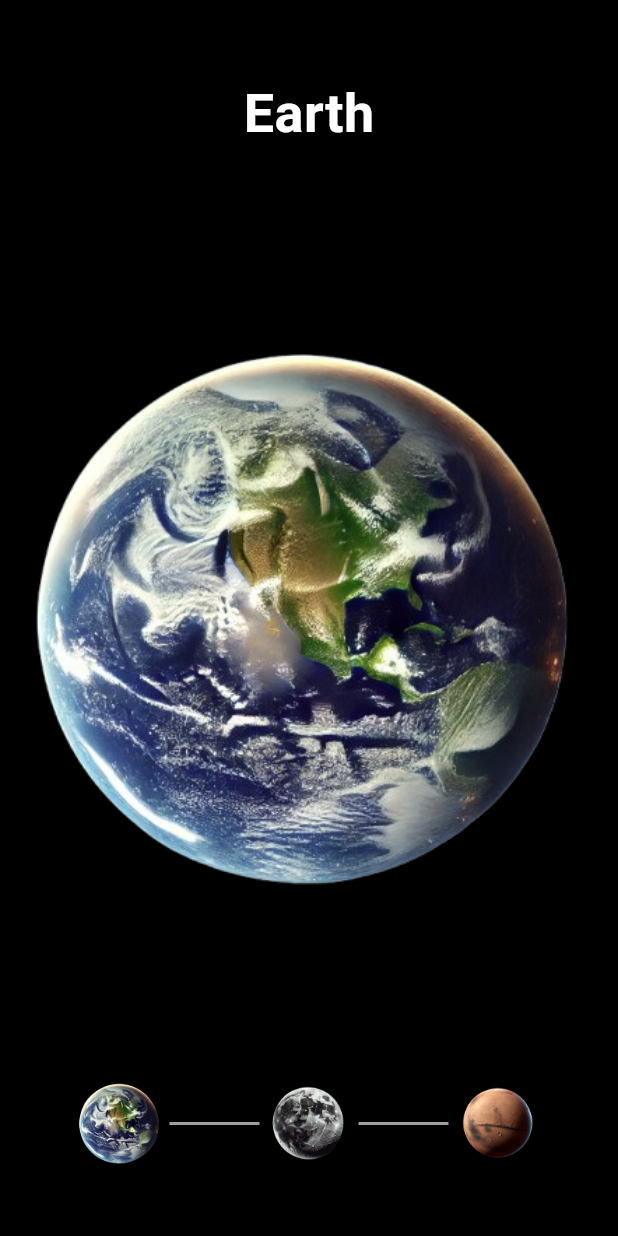
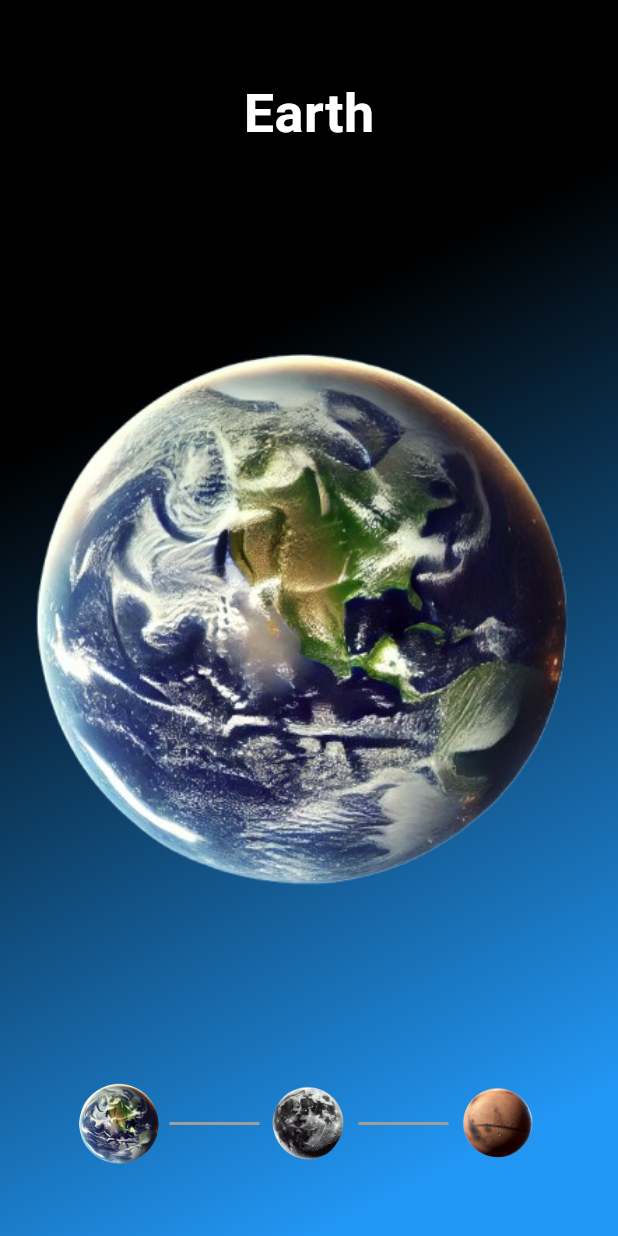
Before and after one commit to sz-adam/flutter-exercises, a Flutter app: the screen it shows after launch, on a phone screen of 412 x 824 dp. Run offline on Flutter 3.47's test engine with Material 3 defaults, Android fonts, the phone set to English and light mode, and no system bars; our stand-ins replace carousel_slider, flutter_dotenv, flutter_riverpod, image_picker, local_auth; missing offline and left inert: scroll_loop_auto_scroll.

Commit message:
background color setting

```diff
--- /dev/null
+++ b/planets/lib/components/background_container.dart
@@ -0,0 +1,25 @@
+import 'package:flutter/material.dart';
+
+class BackgroundContainer extends StatelessWidget {
+  final Widget child;
+
+  const BackgroundContainer({Key? key, required this.child}) : super(key: key);
+
+  @override
+  Widget build(BuildContext context) {
+    return Container(
+      decoration: const BoxDecoration(
+        gradient: LinearGradient(
+          begin: Alignment.topLeft,
+          end: Alignment.bottomRight,
+          stops: [0.3, 0.9],
+          colors: [
+            Colors.black,
+            Colors.blue,
+          ],
+        ),
+      ),
+      child: child,
+    );
+  }
+}
--- a/planets/lib/pages/celestial_detail_pages.dart
+++ b/planets/lib/pages/celestial_detail_pages.dart
@@ -1,4 +1,5 @@
 import 'package:flutter/material.dart';
+import 'package:planets/components/background_container.dart';
 import 'package:planets/components/details_card.dart';
 import 'package:planets/model/planets_model.dart';
 
@@ -59,7 +60,8 @@ class _CelestialDetailPagesState extends State<CelestialDetailPages>
           ),
         ),
         backgroundColor: Colors.black,
-        body: SingleChildScrollView(
+        body: BackgroundContainer(
+          child: SingleChildScrollView(
             child: Column(
               crossAxisAlignment: CrossAxisAlignment.start,
               children: [
@@ -101,6 +103,7 @@ class _CelestialDetailPagesState extends State<CelestialDetailPages>
             ),
           ),
         ),
+      ),
     );
   }
 }
--- a/planets/lib/pages/home_pages.dart
+++ b/planets/lib/pages/home_pages.dart
@@ -3,6 +3,7 @@ import 'package:planets/components/celestial_name.dart';
 import 'package:planets/components/celestial_planet.dart';
 import 'package:planets/components/scroll_image.dart';
 import 'package:planets/model/planets_model.dart';
+import 'package:planets/components/background_container.dart';
 
 class HomePages extends StatefulWidget {
   const HomePages({super.key});
@@ -33,8 +34,7 @@ class _HomePagesState extends State<HomePages> {
 
     return SafeArea(
       child: Scaffold(
-        body: Container(
-          color: Colors.black,
+        body: BackgroundContainer(
           child: Stack(
             children: [
               //Bolygók neve
@@ -57,9 +57,10 @@ class _HomePagesState extends State<HomePages> {
               ),
               //Scroll
               ScrollImage(
-                  celestialDataList: celestialDataList,
-                  currentIndex: _currentIndex,
-                  pageController: _pageController),
+                celestialDataList: celestialDataList,
+                currentIndex: _currentIndex,
+                pageController: _pageController,
+              ),
             ],
           ),
         ),
```
Lines whose indentation alone changed are shown as unchanged.
